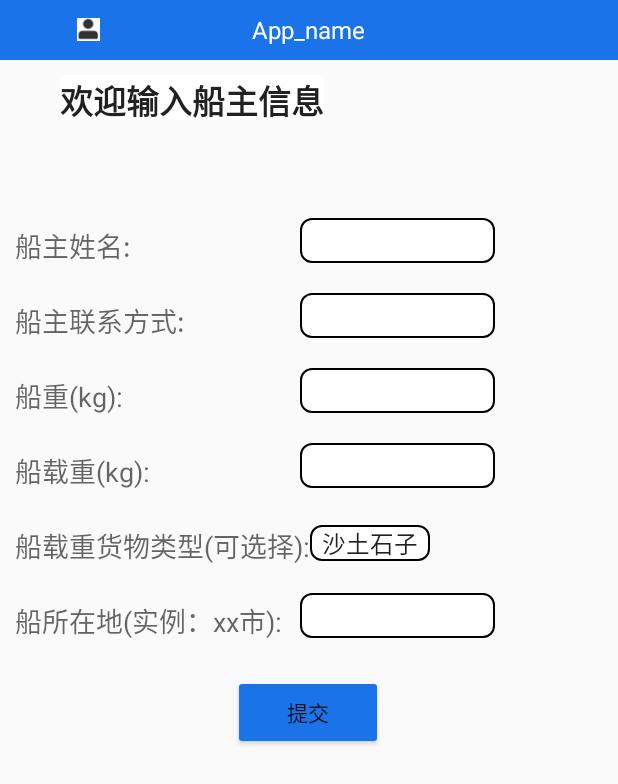
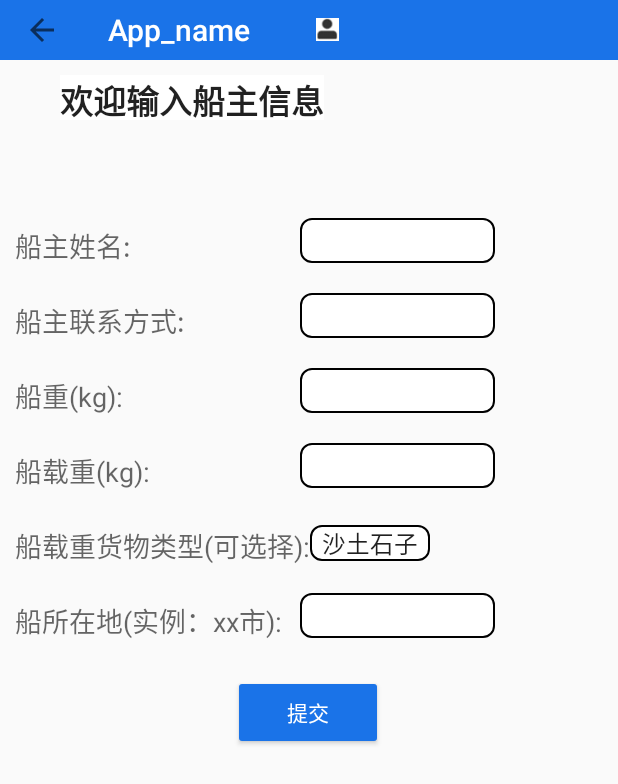
Before and after one commit to codejoker-c/water-transport-research, an Android app: the BoatMessageInput screen opened directly, with no data from a screen before it, on a phone screen of 412 x 824 dp. Shown: the top 784 px of the screen. Run offline under Robolectric (Android 15) with nearby library versions, the phone set to English and light mode, and no system bars; our stand-ins replace Room's generated code.

Commit message:
更新了应用栏的一些功能

```diff
--- a/HelloWorld/app/src/main/AndroidManifest.xml
+++ b/HelloWorld/app/src/main/AndroidManifest.xml
@@ -8,7 +8,8 @@
         android:label="@string/app_name"
         android:roundIcon="@mipmap/ic_launcher_round"
         android:supportsRtl="true"
-        android:theme="@style/Theme.HelloWorld">
+        android:theme="@style/Theme.AppCompat.Light.NoActionBar"
+        >
         <activity
             android:name=".InfoList"
             android:exported="false"
--- a/HelloWorld/app/src/main/java/com/example/helloworld/BoatMessageInput.java
+++ b/HelloWorld/app/src/main/java/com/example/helloworld/BoatMessageInput.java
@@ -1,6 +1,8 @@
 package com.example.helloworld;
 
+import androidx.appcompat.app.ActionBar;
 import androidx.appcompat.app.AppCompatActivity;
+import androidx.appcompat.widget.Toolbar;
 import androidx.lifecycle.ViewModelProvider;
 
 import android.content.Intent;
@@ -28,6 +30,10 @@ public class BoatMessageInput extends AppCompatActivity {
     protected void onCreate(Bundle savedInstanceState) {
         super.onCreate(savedInstanceState);
         setContentView(R.layout.activity_boat_message_input);
+        Toolbar myToolbar = findViewById(R.id.my_toolbar);
+        setSupportActionBar(myToolbar);
+        ActionBar ab = getSupportActionBar();
+        ab.setDisplayHomeAsUpEnabled(true);
 
         spin_info=findViewById(R.id.spin_info_ship);
         name_ship=findViewById(R.id.name_ship);
--- a/HelloWorld/app/src/main/java/com/example/helloworld/HomeMenuActivity.java
+++ b/HelloWorld/app/src/main/java/com/example/helloworld/HomeMenuActivity.java
@@ -2,6 +2,7 @@ package com.example.helloworld;
 
 import androidx.annotation.NonNull;
 import androidx.appcompat.app.AppCompatActivity;
+import androidx.appcompat.widget.Toolbar;
 import androidx.viewpager.widget.ViewPager;
 
 import android.content.Intent;
@@ -48,6 +49,8 @@ public class HomeMenuActivity extends AppCompatActivity {
     protected void onCreate(Bundle savedInstanceState) {
         super.onCreate(savedInstanceState);
         setContentView(R.layout.activity_home_menu);
+        Toolbar myToolbar = findViewById(R.id.my_toolbar);
+        setSupportActionBar(myToolbar);
 
         datainput_btn = findViewById(R.id.datainput_btn);
         btn3 = findViewById(R.id.home_btn3);
--- a/HelloWorld/app/src/main/java/com/example/helloworld/InfoList.java
+++ b/HelloWorld/app/src/main/java/com/example/helloworld/InfoList.java
@@ -1,6 +1,8 @@
 package com.example.helloworld;
 
+import androidx.appcompat.app.ActionBar;
 import androidx.appcompat.app.AppCompatActivity;
+import androidx.appcompat.widget.Toolbar;
 import androidx.lifecycle.ViewModelProvider;
 import androidx.recyclerview.widget.LinearLayoutManager;
 import androidx.recyclerview.widget.RecyclerView;
@@ -25,6 +27,10 @@ public class InfoList extends AppCompatActivity {
     protected void onCreate(Bundle savedInstanceState) {
         super.onCreate(savedInstanceState);
         setContentView(R.layout.activity_info_list);
+        Toolbar myToolbar = findViewById(R.id.my_toolbar);
+        setSupportActionBar(myToolbar);
+        ActionBar ab = getSupportActionBar();
+        ab.setDisplayHomeAsUpEnabled(true);
 
         mWT_ViewModel = new ViewModelProvider(this).get(WT_ViewModel.class);
         cargo_list=findViewById(R.id.cargo_info);
--- a/HelloWorld/app/src/main/java/com/example/helloworld/MainActivity.java
+++ b/HelloWorld/app/src/main/java/com/example/helloworld/MainActivity.java
@@ -1,6 +1,7 @@
 package com.example.helloworld;
 
 import androidx.appcompat.app.AppCompatActivity;
+import androidx.appcompat.widget.Toolbar;
 import androidx.lifecycle.ViewModelProvider;
 
 import android.content.Intent;
@@ -42,7 +43,8 @@ public class MainActivity extends AppCompatActivity {
     protected void onCreate(Bundle savedInstanceState) {
         super.onCreate(savedInstanceState);
         setContentView(R.layout.activity_main);
-
+        Toolbar myToolbar = findViewById(R.id.my_toolbar);
+        setSupportActionBar(myToolbar);
         login_btn = findViewById(R.id.login_btn);
         //imageview=findViewById(R.id.login_pic);
         textView = findViewById(R.id.reg_textView);
--- a/HelloWorld/app/src/main/java/com/example/helloworld/RegActivity.java
+++ b/HelloWorld/app/src/main/java/com/example/helloworld/RegActivity.java
@@ -1,6 +1,7 @@
 package com.example.helloworld;
 
 import androidx.appcompat.app.AppCompatActivity;
+import androidx.appcompat.widget.Toolbar;
 import androidx.lifecycle.ViewModelProvider;
 
 import android.content.Intent;
@@ -31,6 +32,8 @@ public class RegActivity extends AppCompatActivity {
     protected void onCreate(Bundle savedInstanceState) {
         super.onCreate(savedInstanceState);
         setContentView(R.layout.activity_reg);
+        Toolbar myToolbar = findViewById(R.id.my_toolbar);
+        setSupportActionBar(myToolbar);
 
         reg_username=findViewById(R.id.reg_username);
         reg_password=findViewById(R.id.reg_password);
--- a/HelloWorld/app/src/main/res/layout/activity_about2.xml
+++ b/HelloWorld/app/src/main/res/layout/activity_about2.xml
@@ -6,6 +6,7 @@
     android:layout_height="match_parent"
     android:orientation="vertical"
     tools:context=".AboutActivity2">
+    <include layout="@layout/main_titlebar"/>
 
     <androidx.viewpager.widget.ViewPager
         android:id="@+id/about_vp"
--- a/HelloWorld/app/src/main/res/layout/activity_boat_message_input.xml
+++ b/HelloWorld/app/src/main/res/layout/activity_boat_message_input.xml
@@ -146,7 +146,9 @@
      android:layout_marginTop="450dp"
      android:backgroundTint="@color/blue"
      android:onClick="onClick"
-        android:text="提交" />
+     android:text="提交"
+     android:textColor="@color/white"
+     />
 
     <TextView
         android:id="@+id/boat_info_error"
--- a/HelloWorld/app/src/main/res/layout/activity_info_list.xml
+++ b/HelloWorld/app/src/main/res/layout/activity_info_list.xml
@@ -6,6 +6,8 @@
     android:layout_height="match_parent"
     android:orientation="vertical"
     tools:context=".InfoList">
+
+    <include layout="@layout/main_titlebar"/>
     <RelativeLayout
         android:layout_width="match_parent"
         android:layout_height="60dp"
--- a/HelloWorld/app/src/main/res/layout/main_titlebar.xml
+++ b/HelloWorld/app/src/main/res/layout/main_titlebar.xml
@@ -1,9 +1,18 @@
 <?xml version="1.0" encoding="utf-8"?>
 <RelativeLayout xmlns:android="http://schemas.android.com/apk/res/android"
     android:layout_width="match_parent"
-    android:layout_height="40dp"
-    android:background="@color/blue"
->
+    android:layout_height="wrap_content"
+    xmlns:app="http://schemas.android.com/apk/res-auto"
+    android:background="@color/blue">
+
+    <androidx.appcompat.widget.Toolbar
+        android:id="@+id/my_toolbar"
+        android:layout_width="match_parent"
+        android:layout_height="40dp"
+        app:title="App_name"
+        app:titleTextColor="@color/white"
+
+        >
 
     <ImageButton
         android:id="@+id/ib_menu"
@@ -19,7 +28,8 @@
         android:visibility="visible"
         android:onClick="onClick"
         />
-
+    </androidx.appcompat.widget.Toolbar>
+    <!--
     <TextView
         android:layout_width="wrap_content"
         android:layout_height="wrap_content"
@@ -29,6 +39,6 @@
         android:layout_centerHorizontal="true"
         android:layout_centerVertical="true"
         />
-
+    -->
 
 </RelativeLayout>
```
Also changed, not shown: HelloWorld/app/src/main/java/com/example/helloworld/AboutActivity2.java (+7 -0 lines), HelloWorld/app/src/main/java/com/example/helloworld/CargoMessageInput.java (+8 -0 lines), HelloWorld/app/src/main/java/com/example/helloworld/UserActivity.java (+7 -0 lines). Lines whose indentation alone changed are shown as unchanged.
